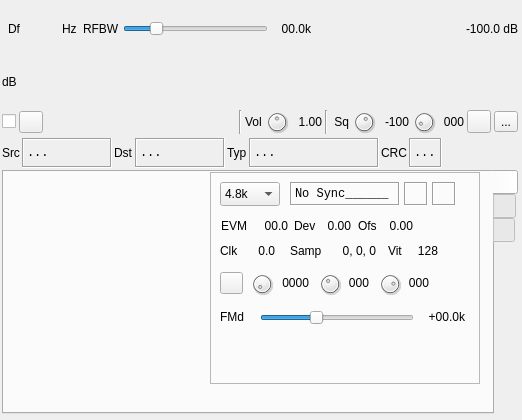
This is plugins/channelrx/demodm17/m17demodgui.ui in f4exb/sdrangel as Qt 5 draws it before an edit. The edited form follows.
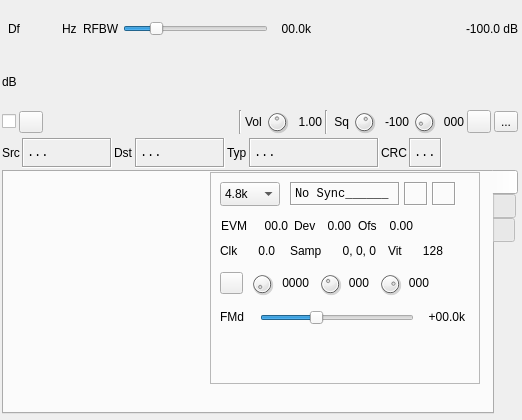
This is the edited form. Icons and pictures are not drawn. Custom widgets are drawn as their Qt base class.

```diff
--- a/plugins/channelrx/demodm17/m17demodgui.ui
+++ b/plugins/channelrx/demodm17/m17demodgui.ui
@@ -1370,13 +1370,13 @@
              <rect>
               <x>203</x>
               <y>65</y>
-              <width>25</width>
+              <width>30</width>
               <height>28</height>
              </rect>
             </property>
             <property name="minimumSize">
              <size>
-              <width>25</width>
+              <width>30</width>
               <height>0</height>
              </size>
             </property>
```
